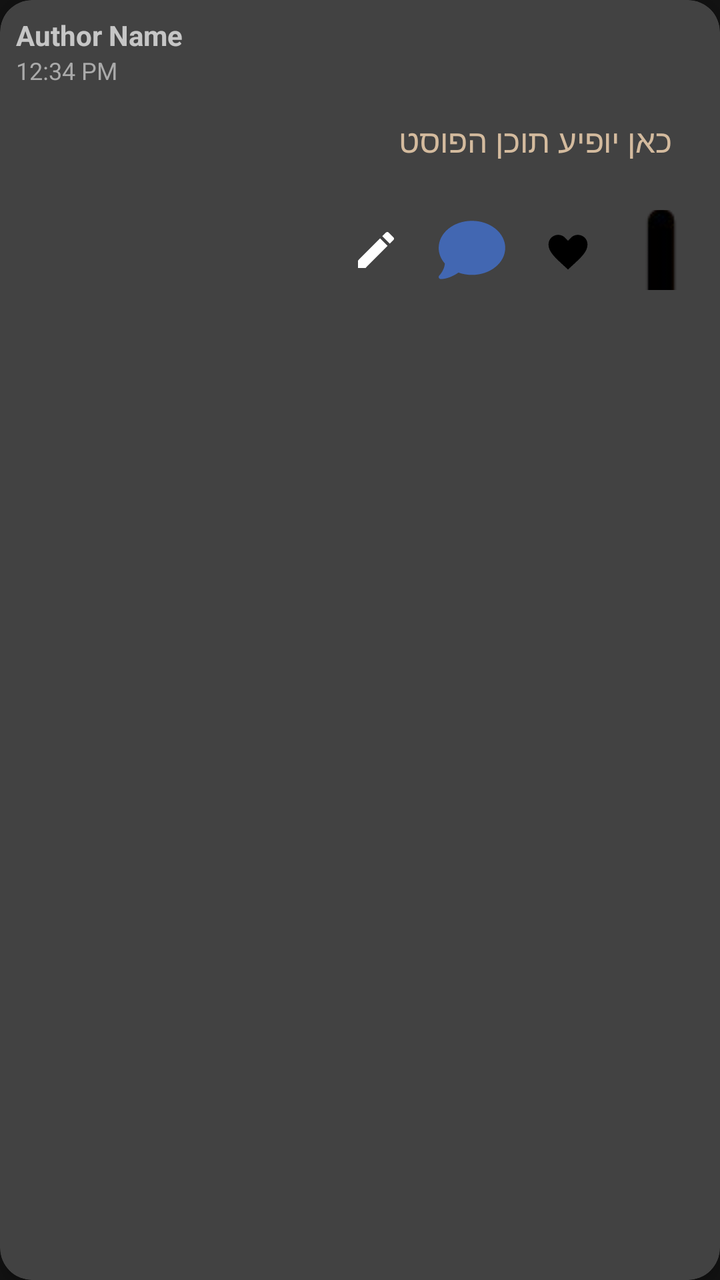
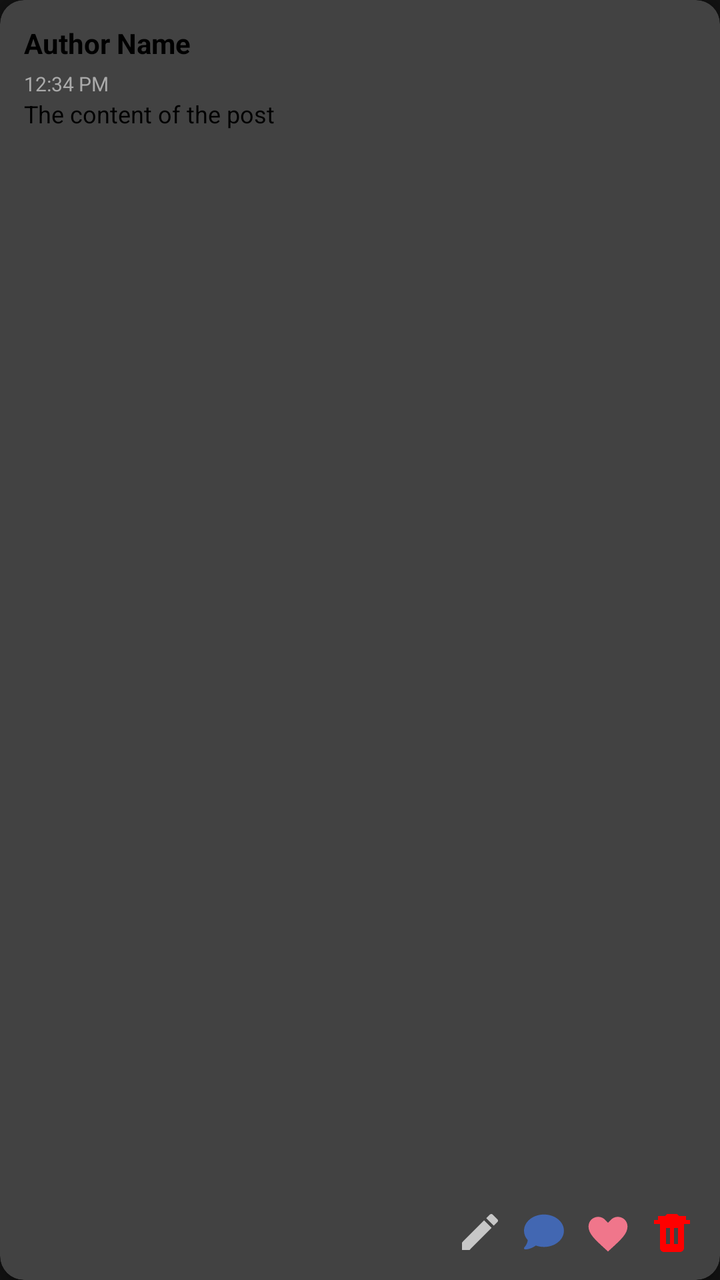

Compare the two renders of this Android layout. The source of the first and the diff that turns it into the second are given below.
<!-- AndroidManifest.xml: application theme Theme.SafeHer -->
<!-- res/layout/item_post.xml -->
<androidx.cardview.widget.CardView
    xmlns:android="http://schemas.android.com/apk/res/android"
    xmlns:app="http://schemas.android.com/apk/res-auto"
    android:layout_width="match_parent"
    android:layout_height="wrap_content"
    android:layout_margin="8dp"
    app:cardCornerRadius="16dp"
    app:cardElevation="4dp">

    <LinearLayout
        android:layout_width="match_parent"
        android:layout_height="wrap_content"
        android:orientation="vertical"
        android:padding="8dp">

        <TextView
            android:id="@+id/tvPostAuthor"
            android:layout_width="wrap_content"
            android:layout_height="wrap_content"
            android:textStyle="bold"
            android:textSize="14sp"
            android:text="Author Name" />

        <TextView
            android:id="@+id/tvPostTime"
            android:layout_width="wrap_content"
            android:layout_height="wrap_content"
            android:textSize="12sp"
            android:textColor="@android:color/darker_gray"
            android:text="12:34 PM" />


        <TextView
            android:id="@+id/textViewPost"
            android:layout_width="match_parent"
            android:layout_height="wrap_content"
            android:padding="16dp"
            android:textSize="16sp"
            android:textColor="@color/button_gold"
            android:text="כאן יופיע תוכן הפוסט" />

        <LinearLayout
            android:layout_width="match_parent"
            android:layout_height="wrap_content"
            android:orientation="horizontal"
            android:gravity="end"
            android:paddingTop="8dp"
            android:paddingBottom="8dp">

            <ImageButton
                android:id="@+id/buttonEdit"
                android:layout_width="40dp"
                android:layout_height="40dp"
                android:src="@drawable/ic_edit"
                android:background="?attr/selectableItemBackgroundBorderless"
                app:tint="?attr/colorOnSurface" />

            <ImageButton
                android:id="@+id/buttonComment"
                android:layout_width="40dp"
                android:layout_height="40dp"
                android:src="@drawable/ic_comment"
                android:layout_marginStart="8dp"
                android:background="?attr/selectableItemBackgroundBorderless" />

            <ImageButton
                android:id="@+id/buttonLike"
                android:layout_width="40dp"
                android:layout_height="40dp"
                android:src="@drawable/ic_heart"
                android:layout_marginStart="8dp"
                android:background="?attr/selectableItemBackgroundBorderless" />

            <ImageButton
                android:id="@+id/buttonDelete"
                android:layout_width="40dp"
                android:layout_height="40dp"
                android:src="@drawable/ic_trash"
                android:layout_marginStart="8dp"
                android:background="?attr/selectableItemBackgroundBorderless" />

        </LinearLayout>
    </LinearLayout>
</androidx.cardview.widget.CardView>
<!-- resources referenced by this layout -->
<resources>
  <color name="button_gold">#d4bb9e</color>
  <!-- drawable ic_comment (drawable) -->
  <?xml version="1.0" encoding="utf-8"?>
  <vector xmlns:android="http://schemas.android.com/apk/res/android"
      android:width="40dp"
      android:height="40dp"
      android:viewportWidth="48"
      android:viewportHeight="48">
      <group
          android:translateX="4"
          android:translateY="4"
          android:scaleX="0.078"
          android:scaleY="0.078">
          <path
              android:fillColor="#4267B2"
              android:pathData="M512 240c0 114.9-114.6 208-256 208c-37.1 0-72.3-6.4-104.1-17.9c-11.9 8.7-31.3 20.6-54.3 30.6C73.6 471.1 44.7 480 16 480c-6.5 0-12.3-3.9-14.8-9.9c-2.5-6-1.1-12.8 3.4-17.4c0 0 0 0 0 0s0 0 0 0s0 0 0 0c0 0 0 0 0 0l.3-.3c.3-.3 .7-.7 1.3-1.4c1.1-1.2 2.8-3.1 4.9-5.7c4.1-5 9.6-12.4 15.2-21.6c10-16.6 19.5-38.4 21.4-62.9C17.7 326.8 0 285.1 0 240C0 125.1 114.6 32 256 32s256 93.1 256 208z" />
      </group>
  </vector>
  <!-- drawable ic_edit (drawable) -->
  <?xml version="1.0" encoding="utf-8"?>
  <vector xmlns:android="http://schemas.android.com/apk/res/android"
      android:width="24dp"
      android:height="24dp"
      android:viewportWidth="24"
      android:viewportHeight="24"
      android:tint="?attr/colorControlNormal">
      <path
          android:fillColor="@android:color/white"
          android:pathData="M3,17.25V21h3.75L17.81,9.94l-3.75,-3.75L3,17.25zM20.71,7.04c0.39,-0.39 0.39,-1.02 0,-1.41l-2.34,-2.34c-0.39,-0.39 -1.02,-0.39 -1.41,0l-1.83,1.83 3.75,3.75 1.83,-1.83z"/>
  </vector>
  <!-- drawable ic_heart (drawable) -->
  <?xml version="1.0" encoding="utf-8"?>
  <vector xmlns:android="http://schemas.android.com/apk/res/android"
      android:width="40dp"
      android:height="40dp"
      android:viewportWidth="48"
      android:viewportHeight="48">
      <path
          android:pathData="M24,24m-20,0a20,20 0,1 1,40 0a20,20 0,1 1,-40 0" />
      <group
          android:pivotX="24"
          android:pivotY="24"
          android:scaleX="1.3"
          android:scaleY="1.3">
          <path
              android:fillColor="@color/black"
              android:pathData="M24,33l-1.63,-1.49C18.1,27.58 15,24.84 15,21.5 15,18.83 17.08,17 19.5,17c1.28,0 2.51,0.59 3.31,1.52L24,19.77l1.19,-1.25C26,17.59 27.22,17 28.5,17 30.92,17 33,18.83 33,21.5c0,3.34 -3.1,6.08 -7.37,10.01L24,33z" />
      </group>
  </vector>
  <!-- drawable ic_trash: png bitmap (drawable, 34046 bytes) -->
  <style name="Theme.SafeHer" parent="Base.Theme.SafeHer" />
  <color name="black">#FF000000</color>
  <style name="Base.Theme.SafeHer" parent="Theme.MaterialComponents.NoActionBar">
          
          
      </style>
</resources>

<!-- the commit's change to res/layout/item_post.xml (unified diff, before → after) -->
@@ -1,83 +1,94 @@
+<?xml version="1.0" encoding="utf-8"?>
 <androidx.cardview.widget.CardView
     xmlns:android="http://schemas.android.com/apk/res/android"
     xmlns:app="http://schemas.android.com/apk/res-auto"
-    android:layout_width="match_parent"
-    android:layout_height="wrap_content"
+    android:layout_width="180dp"
+    android:layout_height="110dp"
     android:layout_margin="8dp"
-    app:cardCornerRadius="16dp"
+    android:clickable="true"
+    android:focusable="true"
+    android:foreground="?attr/selectableItemBackgroundBorderless"
+    app:cardCornerRadius="12dp"
     app:cardElevation="4dp">
 
     <LinearLayout
         android:layout_width="match_parent"
-        android:layout_height="wrap_content"
+        android:layout_height="match_parent"
         android:orientation="vertical"
-        android:padding="8dp">
+        android:padding="12dp">
 
+        
         <TextView
             android:id="@+id/tvPostAuthor"
             android:layout_width="wrap_content"
             android:layout_height="wrap_content"
-            android:textStyle="bold"
+            android:text="Author Name"
+            android:textColor="@android:color/black"
             android:textSize="14sp"
-            android:text="Author Name" />
+            android:textStyle="bold" />
 
+        
         <TextView
             android:id="@+id/tvPostTime"
             android:layout_width="wrap_content"
             android:layout_height="wrap_content"
-            android:textSize="12sp"
+            android:layout_marginTop="4dp"
+            android:text="12:34 PM"
             android:textColor="@android:color/darker_gray"
-            android:text="12:34 PM" />
+            android:textSize="10sp" />
 
-
+        
         <TextView
             android:id="@+id/textViewPost"
             android:layout_width="match_parent"
-            android:layout_height="wrap_content"
-            android:padding="16dp"
-            android:textSize="16sp"
-            android:textColor="@color/button_gold"
-            android:text="כאן יופיע תוכן הפוסט" />
+            android:layout_height="0dp"
+            android:layout_weight="2"
+            android:layout_marginTop="0dp"
+            android:ellipsize="end"
+            android:maxLines="3"
+            android:text="The content of the post"
+            android:textColor="@android:color/black"
+            android:textSize="12sp" />
 
+        
         <LinearLayout
             android:layout_width="match_parent"
             android:layout_height="wrap_content"
-            android:orientation="horizontal"
+            android:layout_marginTop="0dp"
             android:gravity="end"
-            android:paddingTop="8dp"
-            android:paddingBottom="8dp">
+            android:orientation="horizontal">
 
             <ImageButton
                 android:id="@+id/buttonEdit"
-                android:layout_width="40dp"
-                android:layout_height="40dp"
-                android:src="@drawable/ic_edit"
+                android:layout_width="24dp"
+                android:layout_height="24dp"
                 android:background="?attr/selectableItemBackgroundBorderless"
-                app:tint="?attr/colorOnSurface" />
+                android:src="@drawable/ic_edit" />
 
             <ImageButton
                 android:id="@+id/buttonComment"
-                android:layout_width="40dp"
-                android:layout_height="40dp"
-                android:src="@drawable/ic_comment"
+                android:layout_width="24dp"
+                android:layout_height="24dp"
                 android:layout_marginStart="8dp"
-                android:background="?attr/selectableItemBackgroundBorderless" />
+                android:backgroundTint="@color/transparent"
+                android:background="?attr/selectableItemBackgroundBorderless"
+                android:src="@drawable/ic_comment" />
 
             <ImageButton
                 android:id="@+id/buttonLike"
-                android:layout_width="40dp"
-                android:layout_height="40dp"
-                android:src="@drawable/ic_heart"
+                android:layout_width="24dp"
+                android:layout_height="24dp"
                 android:layout_marginStart="8dp"
-                android:background="?attr/selectableItemBackgroundBorderless" />
+                android:background="?attr/selectableItemBackgroundBorderless"
+                android:src="@drawable/ic_heart" />
 
             <ImageButton
                 android:id="@+id/buttonDelete"
-                android:layout_width="40dp"
-                android:layout_height="40dp"
-                android:src="@drawable/ic_trash"
+                android:layout_width="24dp"
+                android:layout_height="24dp"
                 android:layout_marginStart="8dp"
-                android:background="?attr/selectableItemBackgroundBorderless" />
+                android:background="?attr/selectableItemBackgroundBorderless"
+                android:src="@drawable/ic_red_trash" />
 
         </LinearLayout>
     </LinearLayout>
<!-- resource entries referenced after the edit -->
@@ -1,11 +1,11 @@
 <!-- resources referenced by this layout -->
 <resources>
-  <color name="button_gold">#d4bb9e</color>
+  <color name="transparent">#00000000</color>
   <!-- drawable ic_comment (drawable) -->
   <?xml version="1.0" encoding="utf-8"?>
   <vector xmlns:android="http://schemas.android.com/apk/res/android"
-      android:width="40dp"
-      android:height="40dp"
+      android:width="24dp"
+      android:height="24dp"
       android:viewportWidth="48"
       android:viewportHeight="48">
       <group
@@ -45,13 +45,22 @@
           android:scaleX="1.3"
           android:scaleY="1.3">
           <path
-              android:fillColor="@color/black"
+              android:fillColor="#f0768b"
               android:pathData="M24,33l-1.63,-1.49C18.1,27.58 15,24.84 15,21.5 15,18.83 17.08,17 19.5,17c1.28,0 2.51,0.59 3.31,1.52L24,19.77l1.19,-1.25C26,17.59 27.22,17 28.5,17 30.92,17 33,18.83 33,21.5c0,3.34 -3.1,6.08 -7.37,10.01L24,33z" />
       </group>
   </vector>
-  <!-- drawable ic_trash: png bitmap (drawable, 34046 bytes) -->
+  <!-- drawable ic_red_trash (drawable) -->
+  <?xml version="1.0" encoding="utf-8"?>
+  <vector xmlns:android="http://schemas.android.com/apk/res/android"
+      android:width="24dp"
+      android:height="24dp"
+      android:viewportWidth="24"
+      android:viewportHeight="24">
+      <path
+          android:fillColor="#ff0000"
+          android:pathData="M3,6h18v2H3V6zM6,8v12c0,1.1 0.9,2 2,2h8c1.1,0 2,-0.9 2,-2V8H6zM9,10h2v8H9v-8zM13,10h2v8h-2v-8zM15.5,4l-1,-1h-5l-1,1H5v2h14V4h-3.5z"/>
+  </vector>
   <style name="Theme.SafeHer" parent="Base.Theme.SafeHer" />
-  <color name="black">#FF000000</color>
   <style name="Base.Theme.SafeHer" parent="Theme.MaterialComponents.NoActionBar">
           
           
